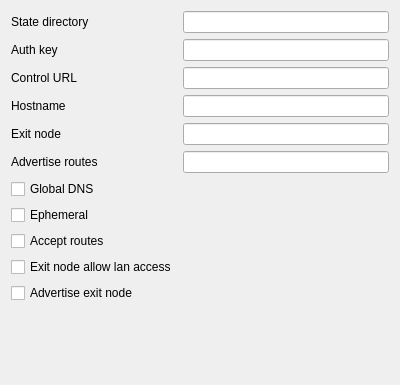
Above: include/ui/profile/edit_tailscale.ui from throneproj/Throne before the change. Below: the same form after it.
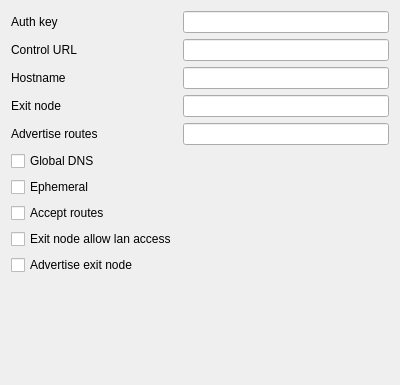
That is the form after the change.

Commit message: fix dashboard and tailscale arbitrary paths

Diff of the .ui file:
```diff
--- a/include/ui/profile/edit_tailscale.ui
+++ b/include/ui/profile/edit_tailscale.ui
@@ -15,19 +15,6 @@
   </property>
   <layout class="QFormLayout" name="formLayout">
    <item row="0" column="0">
-    <widget class="QLabel" name="label">
-     <property name="text">
-      <string>State directory</string>
-     </property>
-     <property name="buddy">
-      <cstring>state_dir</cstring>
-     </property>
-    </widget>
-   </item>
-   <item row="0" column="1">
-    <widget class="QLineEdit" name="state_dir"/>
-   </item>
-   <item row="2" column="0">
     <widget class="QLabel" name="label_2">
      <property name="text">
       <string>Auth key</string>
@@ -37,10 +24,10 @@
      </property>
     </widget>
    </item>
-   <item row="2" column="1">
+   <item row="0" column="1">
     <widget class="QLineEdit" name="auth_key"/>
    </item>
-   <item row="4" column="0">
+   <item row="1" column="0">
     <widget class="QLabel" name="label_3">
      <property name="text">
       <string>Control URL</string>
@@ -50,10 +37,10 @@
      </property>
     </widget>
    </item>
-   <item row="4" column="1">
+   <item row="1" column="1">
     <widget class="QLineEdit" name="control_plane"/>
    </item>
-   <item row="7" column="0">
+   <item row="2" column="0">
     <widget class="QLabel" name="label_4">
      <property name="text">
       <string>Hostname</string>
@@ -63,38 +50,38 @@
      </property>
     </widget>
    </item>
-   <item row="7" column="1">
+   <item row="2" column="1">
     <widget class="QLineEdit" name="hostname"/>
    </item>
-   <item row="13" column="0">
+   <item row="7" column="0">
     <widget class="QCheckBox" name="accept_route">
      <property name="text">
       <string>Accept routes</string>
      </property>
     </widget>
    </item>
-   <item row="12" column="0">
+   <item row="6" column="0">
     <widget class="QCheckBox" name="ephemeral">
      <property name="text">
       <string>Ephemeral</string>
      </property>
     </widget>
    </item>
-   <item row="14" column="0">
+   <item row="8" column="0">
     <widget class="QCheckBox" name="exit_node_lan_access">
      <property name="text">
       <string>Exit node allow lan access</string>
      </property>
     </widget>
    </item>
-   <item row="15" column="0">
+   <item row="9" column="0">
     <widget class="QCheckBox" name="advertise_exit_node">
      <property name="text">
       <string>Advertise exit node</string>
      </property>
     </widget>
    </item>
-   <item row="9" column="0">
+   <item row="3" column="0">
     <widget class="QLabel" name="label_5">
      <property name="text">
       <string>Exit node</string>
@@ -104,10 +91,10 @@
      </property>
     </widget>
    </item>
-   <item row="9" column="1">
+   <item row="3" column="1">
     <widget class="QLineEdit" name="exit_node"/>
    </item>
-   <item row="10" column="0">
+   <item row="4" column="0">
     <widget class="QLabel" name="label_6">
      <property name="toolTip">
       <string>&lt;html&gt;&lt;head/&gt;&lt;body&gt;&lt;p&gt;comma seperated list of subnets&lt;/p&gt;&lt;/body&gt;&lt;/html&gt;</string>
@@ -120,10 +107,10 @@
      </property>
     </widget>
    </item>
-   <item row="10" column="1">
+   <item row="4" column="1">
     <widget class="QLineEdit" name="advertise_routes"/>
    </item>
-   <item row="11" column="0">
+   <item row="5" column="0">
     <widget class="QCheckBox" name="global_dns">
      <property name="toolTip">
       <string>&lt;html&gt;&lt;head/&gt;&lt;body&gt;&lt;p&gt;use tailscale dns as the remote dns&lt;/p&gt;&lt;/body&gt;&lt;/html&gt;</string>
```
Left out of the diff: 1 changed line with no effect on the pictures. The commit also changes 19 other files.
